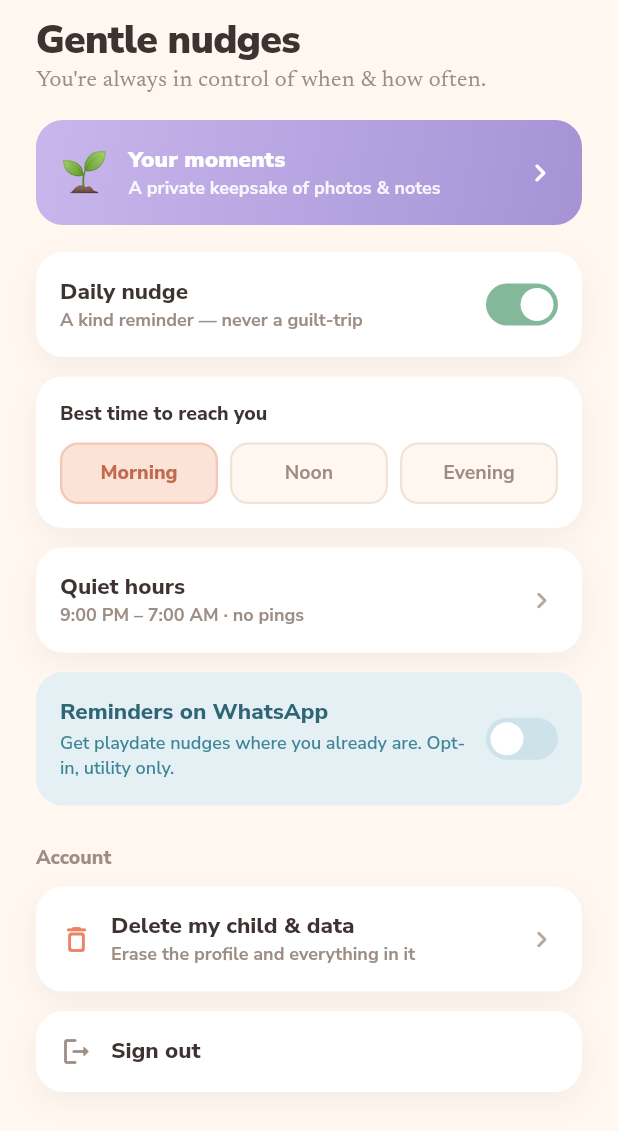
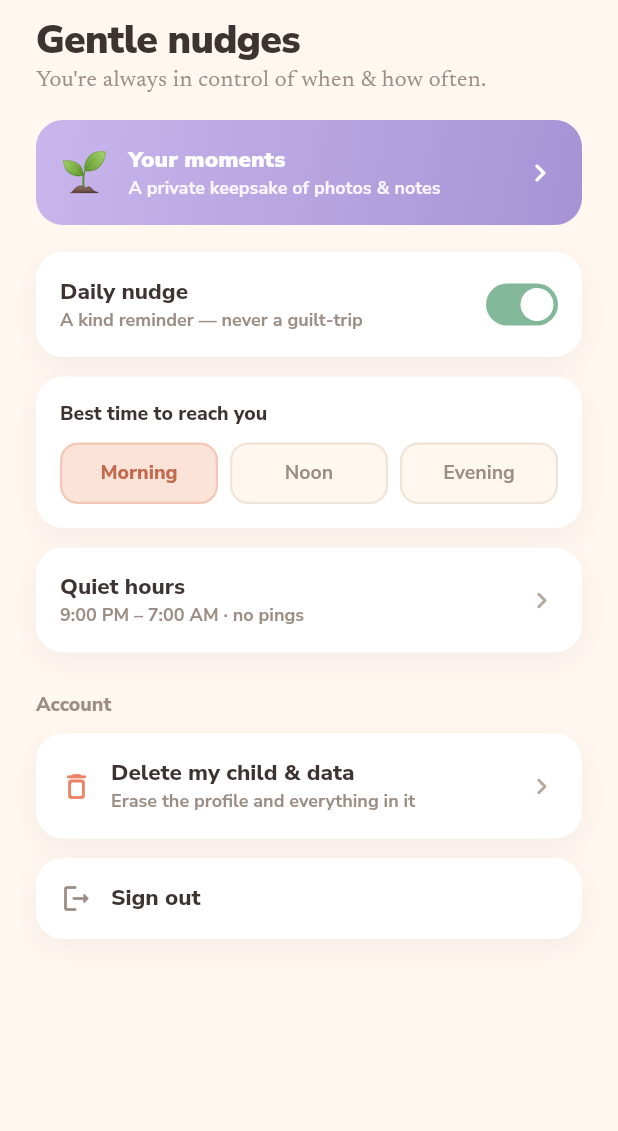
Before and after one commit to errorrr69/momzo, a Flutter app: the RemindersScreen screen opened directly, on a phone screen of 412 x 824 dp. Shown: the top 1131 px of the screen. Run offline on Flutter 3.47's test engine with Material 3 defaults, Android fonts, the phone set to English and light mode, and no system bars; our stand-ins replace firebase_core, firebase_messaging, flutter_tts, google_fonts, image_picker, sentry_flutter and 1 more; accounts and stored records are empty; project files that could hold a hidden picture were left out.

Commit message:
Reminders: remove WhatsApp opt-in — push notifications only
Drops the (non-functional, UI-only) WhatsApp reminders toggle from the Me tab;
the app now offers app/push notifications only. No functional WhatsApp code
existed elsewhere (only doc comments). The dormant channel='whatsapp' enum value
+ template_name column stay in the schema (harmless; removing needs a migration).
Task 29 (WhatsApp reminders) marked cancelled.

Co-Authored-By: Claude Opus 4.8 (1M context) <noreply@anthropic.com>

```diff
--- a/app/lib/features/reminders/reminders_screen.dart
+++ b/app/lib/features/reminders/reminders_screen.dart
@@ -24,7 +24,6 @@ const _labelToSlot = {'Morning': 'morning', 'Noon': 'noon', 'Evening': 'evening'
 
 class _RemindersScreenState extends State<RemindersScreen> {
   bool _dailyNudge = true;
-  bool _whatsApp = false;
   String _bestTime = 'Morning';
   int? _quietStart = 21;
   int? _quietEnd = 7;
@@ -198,42 +197,6 @@ class _RemindersScreenState extends State<RemindersScreen> {
                 ),
               ),
             ),
-            const SizedBox(height: 13),
-            // WhatsApp opt-in (sky-tinted, differentiator)
-            Container(
-              padding: const EdgeInsets.all(16),
-              decoration: BoxDecoration(
-                color: MomzoColors.skyTint,
-                borderRadius: BorderRadius.circular(18),
-              ),
-              child: Row(
-                children: [
-                  Expanded(
-                    child: Column(
-                      crossAxisAlignment: CrossAxisAlignment.start,
-                      children: [
-                        Text('Reminders on WhatsApp',
-                            style: MomzoText.sans(15,
-                                color: const Color(0xFF2E6675),
-                                weight: FontWeight.w800)),
-                        const SizedBox(height: 2),
-                        Text(
-                          'Get playdate nudges where you already are. Opt-in, utility only.',
-                          style: MomzoText.sans(12,
-                              color: const Color(0xFF3E8497),
-                              weight: FontWeight.w600,
-                              height: 1.4),
-                        ),
-                      ],
-                    ),
-                  ),
-                  const SizedBox(width: 10),
-                  _toggle(_whatsApp, MomzoColors.sky,
-                      () => setState(() => _whatsApp = !_whatsApp),
-                      offColor: const Color(0xFFCDE3E9)),
-                ],
-              ),
-            ),
             const SizedBox(height: 26),
             Text('Account',
                 style: MomzoText.sans(13,
```
Also changed, not shown: .taskmaster/tasks/tasks.json.
